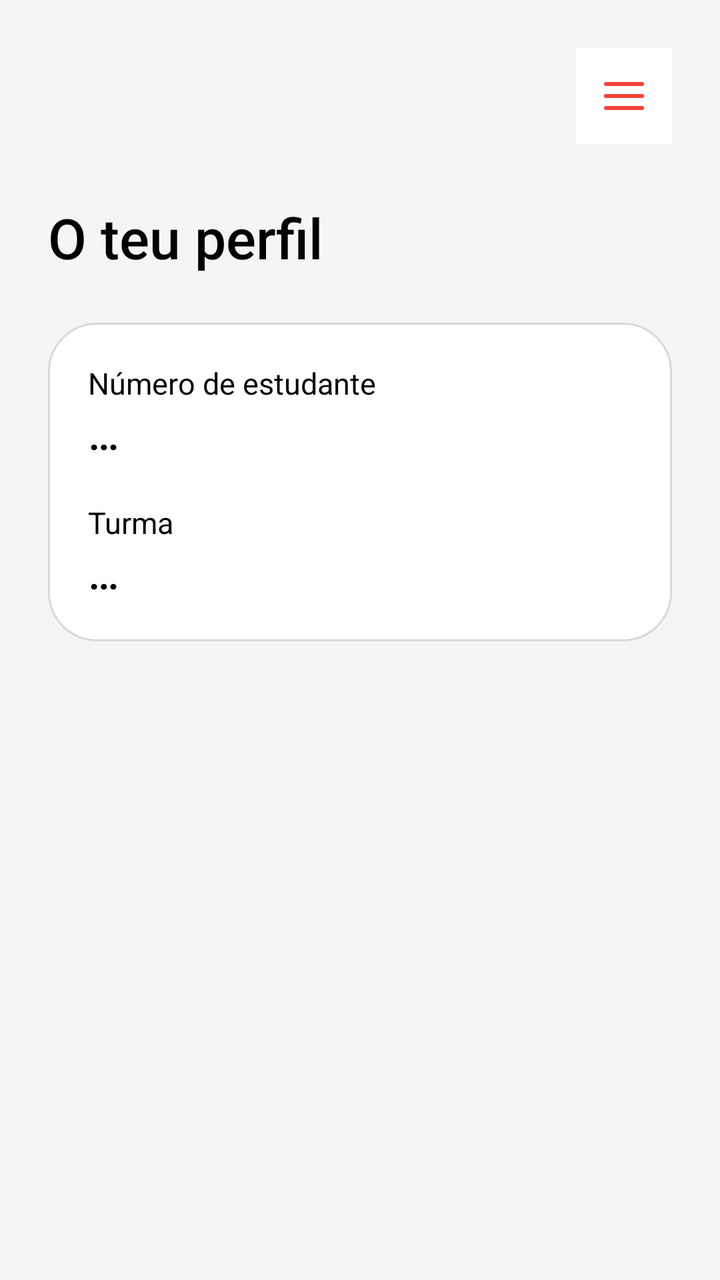
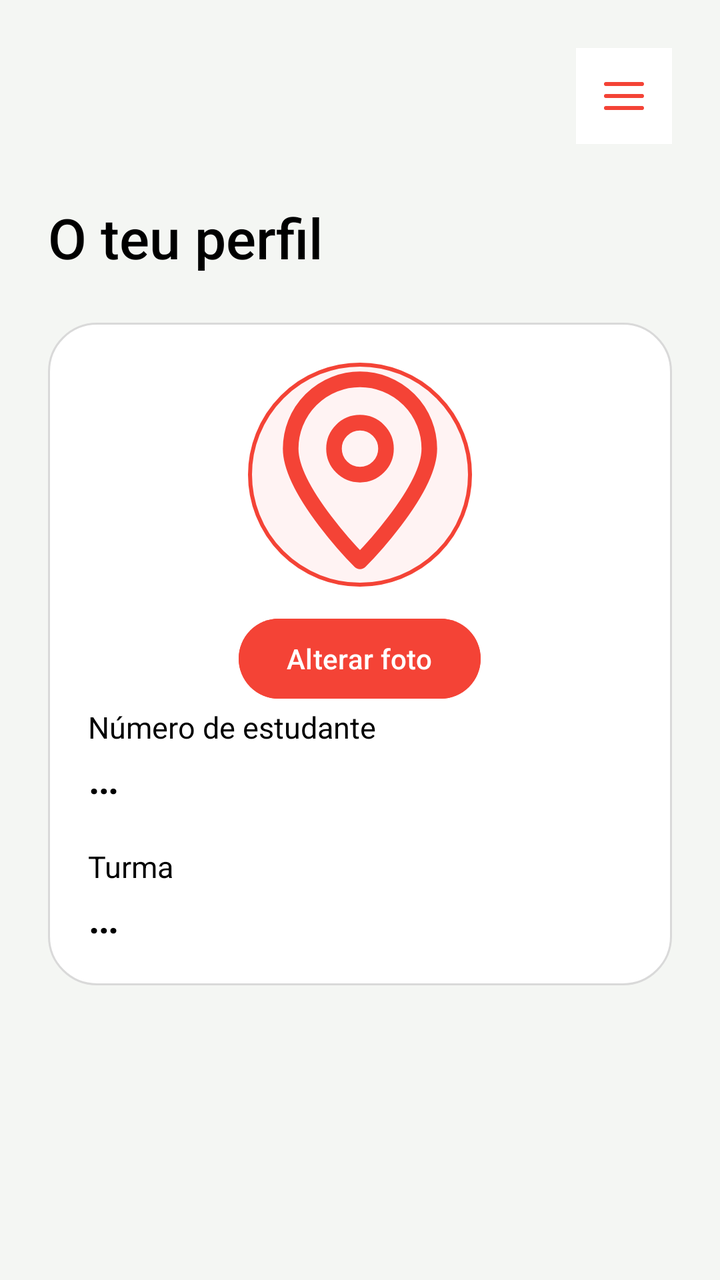

The first picture is an Android layout as it rendered before a commit; the second is the same layout after the commit. The layout source and the unified diff follow.
<!-- AndroidManifest.xml: application theme Theme.MapaISEP -->
<!-- res/layout/activity_perfil.xml -->
<?xml version="1.0" encoding="utf-8"?>
<LinearLayout xmlns:android="http://schemas.android.com/apk/res/android"
    android:layout_width="match_parent" android:layout_height="match_parent"
    android:orientation="vertical" android:background="@color/campus_background"
    android:padding="24dp">
    <LinearLayout
        android:layout_width="match_parent"
        android:layout_height="wrap_content"
        android:gravity="end">
        <ImageButton
            android:id="@+id/btnMenuPerfil"
            android:layout_width="48dp"
            android:layout_height="48dp"
            android:src="@drawable/ic_menu_hamburger"
            android:contentDescription="@string/open_account_menu"
            android:background="@color/white"
            android:padding="12dp"
            android:scaleType="fitCenter" />
    </LinearLayout>
    <TextView style="@style/CampusLabel" android:layout_marginTop="28dp" android:text="@string/profile_title" android:textSize="28sp" />
    <LinearLayout android:layout_width="match_parent" android:layout_height="wrap_content"
        android:layout_marginTop="24dp" android:orientation="vertical" android:padding="20dp"
        android:background="@drawable/bg_campus_card">
        <TextView style="@style/CampusBody" android:text="@string/profile_number" />
        <TextView android:id="@+id/textoNumeroPerfil" style="@style/CampusLabel" android:text="…" android:textSize="22sp" />
        <TextView style="@style/CampusBody" android:layout_marginTop="20dp" android:text="@string/profile_class" />
        <TextView android:id="@+id/textoTurmaPerfil" style="@style/CampusLabel" android:text="…" android:textSize="22sp" />
    </LinearLayout>
</LinearLayout>
<!-- resources referenced by this layout -->
<resources>
  <color name="campus_background">#F4F6F3</color>
  <color name="white">#FFFFFFFF</color>
  <!-- drawable bg_campus_card (drawable) -->
  <?xml version="1.0" encoding="utf-8"?>
  <shape xmlns:android="http://schemas.android.com/apk/res/android">
      <solid android:color="@color/campus_surface" />
      <corners android:radius="24dp" />
      <stroke android:width="1dp" android:color="@color/campus_border" />
  </shape>
  <!-- drawable ic_menu_hamburger (drawable) -->
  <vector xmlns:android="http://schemas.android.com/apk/res/android"
      android:width="24dp"
      android:height="24dp"
      android:viewportWidth="24"
      android:viewportHeight="24">
      <path
          android:fillColor="@android:color/transparent"
          android:strokeColor="@color/campus_button_red"
          android:strokeWidth="2"
          android:strokeLineCap="round"
          android:pathData="M3,6L21,6M3,12L21,12M3,18L21,18" />
  </vector>
  <string name="open_account_menu">Abrir menu da conta</string>
  <string name="profile_class">Turma</string>
  <string name="profile_number">Número de estudante</string>
  <string name="profile_title">O teu perfil</string>
  <style name="CampusBody">
          <item name="android:layout_width">match_parent</item>
          <item name="android:layout_height">wrap_content</item>
          <item name="android:textColor">@color/campus_muted</item>
          <item name="android:textSize">15sp</item>
          <item name="android:lineSpacingExtra">4dp</item>
      </style>
  <style name="CampusLabel">
          <item name="android:layout_width">match_parent</item>
          <item name="android:layout_height">wrap_content</item>
          <item name="android:textColor">@color/campus_text</item>
          <item name="android:textSize">14sp</item>
          <item name="android:fontFamily">sans-serif-medium</item>
      </style>
  <style name="Theme.MapaISEP" parent="Base.Theme.MapaISEP" />
  <color name="campus_surface">#FFFFFF</color>
  <color name="campus_border">#D9D9D9</color>
  <color name="campus_button_red">#F44336</color>
  <color name="campus_muted">#FF000000</color>
  <color name="campus_text">#FF000000</color>
  <style name="Base.Theme.MapaISEP" parent="Theme.Material3.DayNight.NoActionBar">
          <item name="colorPrimary">@color/campus_primary</item>
          <item name="colorSecondary">@color/campus_primary</item>
          <item name="android:windowBackground">@color/campus_background</item>
          <item name="android:windowLightStatusBar">true</item>
      </style>
  <color name="campus_primary">#176855</color>
</resources>

<!-- the commit's change to res/layout/activity_perfil.xml (unified diff, before → after) -->
@@ -20,7 +20,25 @@
     <TextView style="@style/CampusLabel" android:layout_marginTop="28dp" android:text="@string/profile_title" android:textSize="28sp" />
     <LinearLayout android:layout_width="match_parent" android:layout_height="wrap_content"
         android:layout_marginTop="24dp" android:orientation="vertical" android:padding="20dp"
-        android:background="@drawable/bg_campus_card">
+        android:gravity="center_horizontal" android:background="@drawable/bg_campus_card">
+        <ImageView
+            android:id="@+id/imagemPerfil"
+            android:layout_width="112dp"
+            android:layout_height="112dp"
+            android:background="@drawable/bg_profile_photo"
+            android:contentDescription="@string/profile_photo_description"
+            android:padding="4dp"
+            android:scaleType="centerCrop"
+            android:src="@drawable/ic_campus_pin" />
+        <com.google.android.material.button.MaterialButton
+            android:id="@+id/btnAlterarFoto"
+            android:layout_width="wrap_content"
+            android:layout_height="wrap_content"
+            android:layout_marginTop="12dp"
+            android:text="@string/profile_change_photo"
+            android:textAllCaps="false"
+            android:textColor="@color/white"
+            android:backgroundTint="@color/campus_button_red" />
         <TextView style="@style/CampusBody" android:text="@string/profile_number" />
         <TextView android:id="@+id/textoNumeroPerfil" style="@style/CampusLabel" android:text="…" android:textSize="22sp" />
         <TextView style="@style/CampusBody" android:layout_marginTop="20dp" android:text="@string/profile_class" />
<!-- resource entries referenced after the edit -->
@@ -9,6 +9,21 @@
       <corners android:radius="24dp" />
       <stroke android:width="1dp" android:color="@color/campus_border" />
   </shape>
+  <!-- drawable bg_profile_photo (drawable) -->
+  <?xml version="1.0" encoding="utf-8"?>
+  <shape xmlns:android="http://schemas.android.com/apk/res/android" android:shape="oval">
+      <solid android:color="#FFF3F3" />
+      <stroke android:width="2dp" android:color="@color/campus_button_red" />
+  </shape>
+  <!-- drawable ic_campus_pin (drawable) -->
+  <vector xmlns:android="http://schemas.android.com/apk/res/android"
+      android:width="24dp" android:height="24dp" android:viewportWidth="24" android:viewportHeight="24">
+      <path android:fillColor="#00000000" android:strokeColor="@color/campus_button_red"
+          android:strokeWidth="1.8" android:strokeLineJoin="round"
+          android:pathData="M12,22C12,22 4,14 4,9A8,8 0,0 1,20 9C20,14 12,22 12,22Z" />
+      <path android:fillColor="#00000000" android:strokeColor="@color/campus_button_red"
+          android:strokeWidth="1.8" android:pathData="M15,9A3,3 0,1 1,9 9A3,3 0,1 1,15 9" />
+  </vector>
   <!-- drawable ic_menu_hamburger (drawable) -->
   <vector xmlns:android="http://schemas.android.com/apk/res/android"
       android:width="24dp"
@@ -23,8 +38,10 @@
           android:pathData="M3,6L21,6M3,12L21,12M3,18L21,18" />
   </vector>
   <string name="open_account_menu">Abrir menu da conta</string>
+  <string name="profile_change_photo">Alterar foto</string>
   <string name="profile_class">Turma</string>
   <string name="profile_number">Número de estudante</string>
+  <string name="profile_photo_description">Fotografia de perfil</string>
   <string name="profile_title">O teu perfil</string>
   <style name="CampusBody">
           <item name="android:layout_width">match_parent</item>
